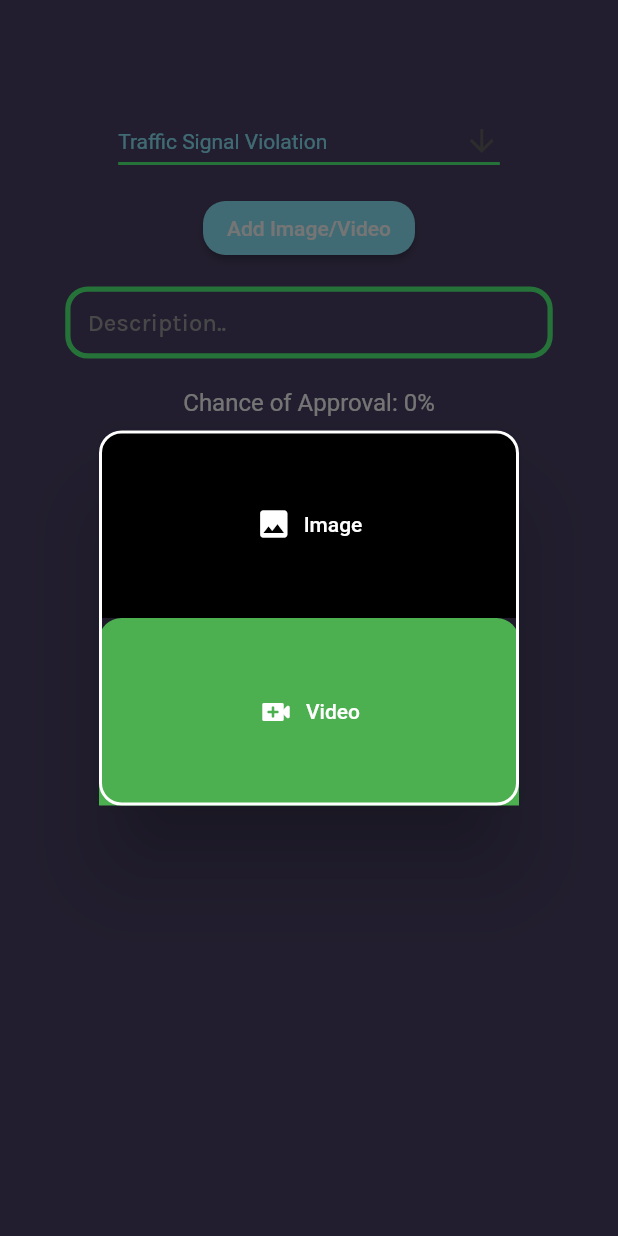
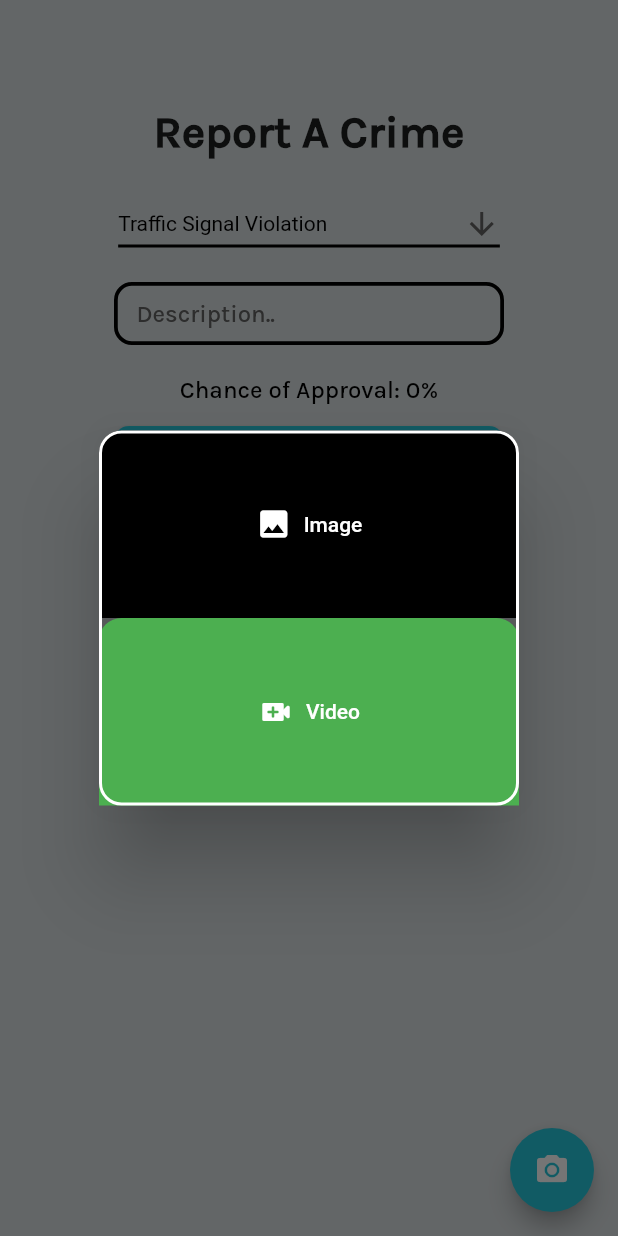
Before and after one commit to SaferRoadsIO/SaferRoadsIO, a Flutter app: the PostTab screen opened directly, on a phone screen of 412 x 824 dp. Run offline on Flutter 3.47's test engine with Material 2 defaults, Android fonts, the phone set to English and light mode, and no system bars; our stand-ins replace cloud_firestore, firebase_auth, firebase_core, firebase_storage, geolocator, image_picker and 1 more; accounts and stored records are empty.

Commit message:
added crud features

```diff
--- a/lib/Screens/Tabs/post_tab.dart
+++ b/lib/Screens/Tabs/post_tab.dart
@@ -6,6 +6,7 @@ import 'package:image_picker/image_picker.dart';
 import 'package:saferroadsio/Classes/post_class.dart';
 import 'package:video_player/video_player.dart';
 import 'package:cloud_firestore/cloud_firestore.dart';
+import '../../Classes/colors_class.dart';
 import '../../Classes/locator_class.dart';
 import '../../Database/db_manager.dart';
 import '../media_player.dart';
@@ -480,10 +481,19 @@ class _PostTabState extends State<PostTab> {
   @override
   Widget build(BuildContext context) {
     return Scaffold(
-      backgroundColor: const Color(0xFF4b4266),
+      backgroundColor: backgroundColor,
+      floatingActionButton: FloatingActionButton(
+        backgroundColor: secondaryColor,
+        onPressed: () {
+          promptInput(context);
+        },
+        child: const Icon(
+          Icons.camera_alt,
+        ),
+      ),
       body: Theme(
         data: Theme.of(context).copyWith(
-          canvasColor: const Color(0xFF282a36),
+          canvasColor: backgroundColor,
         ),
         child: SingleChildScrollView(
           child: Center(
@@ -491,17 +501,23 @@ class _PostTabState extends State<PostTab> {
               padding: const EdgeInsets.only(top: 70),
               child: Column(
                 children: [
+                  const Text('Report A Crime',
+                      style: TextStyle(
+                        fontSize: 30,
+                        fontWeight: FontWeight.bold,
+                        fontFamily: 'Karla-Medium',
+                      )),
                   Padding(
-                    padding: const EdgeInsets.only(bottom: 10),
+                    padding: const EdgeInsets.only(bottom: 15, top: 20),
                     child: DropdownButton<String>(
                       value: violation,
                       icon: const Icon(Icons.arrow_downward),
                       iconSize: 24,
                       elevation: 16,
-                      style: const TextStyle(color: Colors.deepPurple),
+                      style: const TextStyle(color: Colors.black),
                       underline: Container(
                         height: 2,
-                        color: const Color(0xFF50fa7b),
+                        color: Colors.black,
                       ),
                       items: violations
                           .map<DropdownMenuItem<String>>((String value) {
@@ -510,7 +526,7 @@ class _PostTabState extends State<PostTab> {
                           child: Text(
                             value,
                             style: const TextStyle(
-                              color: Color(0xFF8be9fd),
+                              color: Colors.black,
                             ),
                           ),
                         );
@@ -531,29 +547,31 @@ class _PostTabState extends State<PostTab> {
                       },
                     ),
                   ),
-                  Padding(
-                    padding: const EdgeInsets.only(bottom: 15),
-                    child: ElevatedButton(
-                      onPressed: () {
-                        promptInput(context);
-                      },
-                      style: ButtonStyle(
-                        backgroundColor: MaterialStateProperty.all<Color?>(
-                            const Color(0xFF8be9fd)),
-                        shape: MaterialStateProperty.all(
-                          RoundedRectangleBorder(
-                            borderRadius: BorderRadius.circular(15),
-                          ),
-                        ),
-                      ),
-                      child: const Text('Add Image/Video'),
-                    ),
-                  ),
+                  // Padding(
+                  //   padding: const EdgeInsets.only(bottom: 15),
+                  //   child: ElevatedButton(
+                  //     onPressed: () {
+                  //       promptInput(context);
+                  //     },
+                  //     style: ButtonStyle(
+                  //       backgroundColor:
+                  //           MaterialStateProperty.all<Color?>(secondaryColor),
+                  //       shape: MaterialStateProperty.all(
+                  //         RoundedRectangleBorder(
+                  //           borderRadius: BorderRadius.circular(15),
+                  //         ),
+                  //       ),
+                  //     ),
+                  //     child: const Text('Add Image/Video'),
+                  //   ),
+                  // ),
                   Visibility(
                     visible: loadingBarVisible,
-                    child: const Padding(
-                      padding: EdgeInsets.only(bottom: 15),
-                      child: SizedBox(width: 50, child: Text('Loading')),
+                    child: Padding(
+                      padding: const EdgeInsets.only(bottom: 15),
+                      child: SizedBox(
+                          width: 50,
+                          child: Image.asset('assets/images/loading.gif')),
                     ),
                   ),
                   Column(
@@ -568,20 +586,25 @@ class _PostTabState extends State<PostTab> {
                         children: [
                           const Text(
                             "Number Plate: ",
-                            style: TextStyle(color: Colors.white),
+                            style: TextStyle(
+                              color: Colors.black,
+                              fontFamily: 'Karla-Medium',
+                              fontSize: 17,
+                            ),
                           ),
                           Container(
                             decoration: BoxDecoration(
-                              borderRadius: BorderRadius.circular(15),
-                              color: const Color(0xFF282a36),
+                              borderRadius: BorderRadius.circular(12),
+                              color: secondaryColor,
                             ),
                             child: Padding(
-                              padding: const EdgeInsets.all(8),
+                              padding: const EdgeInsets.fromLTRB(13, 8, 13, 8),
                               child: Text(
                                 numberPlate,
                                 style: const TextStyle(
-                                  color: Color(0xFF50fa7b),
-                                ),
+                                    color: Colors.black,
+                                    fontFamily: 'Karla-Medium',
+                                    fontSize: 15),
                               ),
                             ),
                           ),
@@ -592,13 +615,14 @@ class _PostTabState extends State<PostTab> {
                   Padding(
                     padding: const EdgeInsets.only(bottom: 20),
                     child: SizedBox(
-                      width: 325,
+                      width: 260,
+                      height: 42,
                       child: TextField(
                         // maxLines: null,
                         textAlign: TextAlign.left,
                         textAlignVertical: TextAlignVertical.center,
                         style: const TextStyle(
-                          color: Colors.white,
+                          color: Colors.black,
                           fontFamily: 'Karla-Medium',
                         ),
                         onChanged: (String text) {
@@ -623,36 +647,27 @@ class _PostTabState extends State<PostTab> {
                             });
                           }
                         },
-                        cursorColor: const Color(0xFF50fa7b),
                         decoration: InputDecoration(
                           contentPadding:
                               const EdgeInsets.fromLTRB(15, 0, 0, 0),
                           hintText: 'Description..',
-                          hintStyle: const TextStyle(
+                          hintStyle: TextStyle(
                             fontFamily: 'Karla-Medium',
-                            color: Colors.grey,
+                            color: Colors.grey.shade700,
                           ),
-                          fillColor: const Color(0xFF4b4266),
                           focusedBorder: OutlineInputBorder(
                             borderSide: const BorderSide(
-                              color: Color(0xFF50fa7b),
-                              width: 3.5,
+                              color: Colors.black,
+                              width: 2.5,
                             ),
-                            borderRadius: BorderRadius.circular(15.0),
+                            borderRadius: BorderRadius.circular(12),
                           ),
                           enabledBorder: OutlineInputBorder(
                             borderSide: const BorderSide(
-                              color: Color(0xFF50fa7b),
-                              width: 3.5,
+                              color: Colors.black,
+                              width: 2.5,
                             ),
-                            borderRadius: BorderRadius.circular(15.0),
-                          ),
-                          disabledBorder: OutlineInputBorder(
-                            borderSide: const BorderSide(
-                              color: Color(0xFF50fa7b),
-                              width: 3.5,
-                            ),
-                            borderRadius: BorderRadius.circular(15.0),
+                            borderRadius: BorderRadius.circular(12),
                           ),
                         ),
                       ),
@@ -678,26 +693,35 @@ class _PostTabState extends State<PostTab> {
                     child: Text(
                       "Chance of Approval: ${chanceOfApproval.round()}%",
                       style: const TextStyle(
-                        color: Colors.white,
+                        color: Colors.black,
                         fontSize: 16,
+                        fontFamily: 'Karla-Medium',
                       ),
                     ),
                   ),
                   Visibility(
                     visible: loadingButtonVisible,
-                    child: const Padding(
-                      padding: EdgeInsets.only(bottom: 15),
-                      child: SizedBox(width: 50, child: Text('Loading')),
+                    child: Padding(
+                      padding: const EdgeInsets.only(bottom: 10),
+                      child: SizedBox(
+                          width: 50,
+                          child: Image.asset('assets/images/loading.gif')),
                     ),
                   ),
-                  ElevatedButton(
+                  Padding(
+                    padding: const EdgeInsets.only(top: 5, bottom: 50),
+                    child: SizedBox(
+                      width: 260,
+                      height: 42,
+                      child: ElevatedButton(
                         onPressed: () async {
                           setState(() {
                             loadingButtonVisible = true;
                           });
                           DatabaseManager manager = DatabaseManager();
                           Locator locator = Locator();
-                      Position? currentPos = await locator.getCurrentPosition();
+                          Position? currentPos =
+                              await locator.getCurrentPosition();
                           Timestamp now = Timestamp.now();
                           Post post = Post(
                             violation: violation,
@@ -724,18 +748,26 @@ class _PostTabState extends State<PostTab> {
                                   builder: (context) => const Success()));
                         },
                         style: ButtonStyle(
-                      backgroundColor: MaterialStateProperty.all<Color?>(
-                          const Color(0xFF8be9fd)),
+                          backgroundColor:
+                              MaterialStateProperty.all<Color?>(secondaryColor),
                           shape: MaterialStateProperty.all(
                             const RoundedRectangleBorder(
-                          borderRadius: BorderRadius.only(
-                            topRight: Radius.circular(15),
-                            topLeft: Radius.circular(15),
+                              borderRadius: BorderRadius.all(
+                                Radius.circular(10),
                               ),
                             ),
                           ),
                         ),
-                    child: const Text('Submit to Police'),
+                        child: const Text(
+                          'Submit to Police',
+                          style: TextStyle(
+                            fontFamily: 'Karla-Medium',
+                            color: Colors.black,
+                            fontSize: 16,
+                          ),
+                        ),
+                      ),
+                    ),
                   ),
                 ],
               ),
```
Also changed, not shown: lib/Components/post_card.dart (+18 -17 lines), lib/Screens/Tabs/home_tab.dart (+10 -6 lines), lib/Screens/edit_profile.dart (+4 -3 lines), assets/images/loading.gif. Lines whose indentation alone changed are shown as unchanged.
